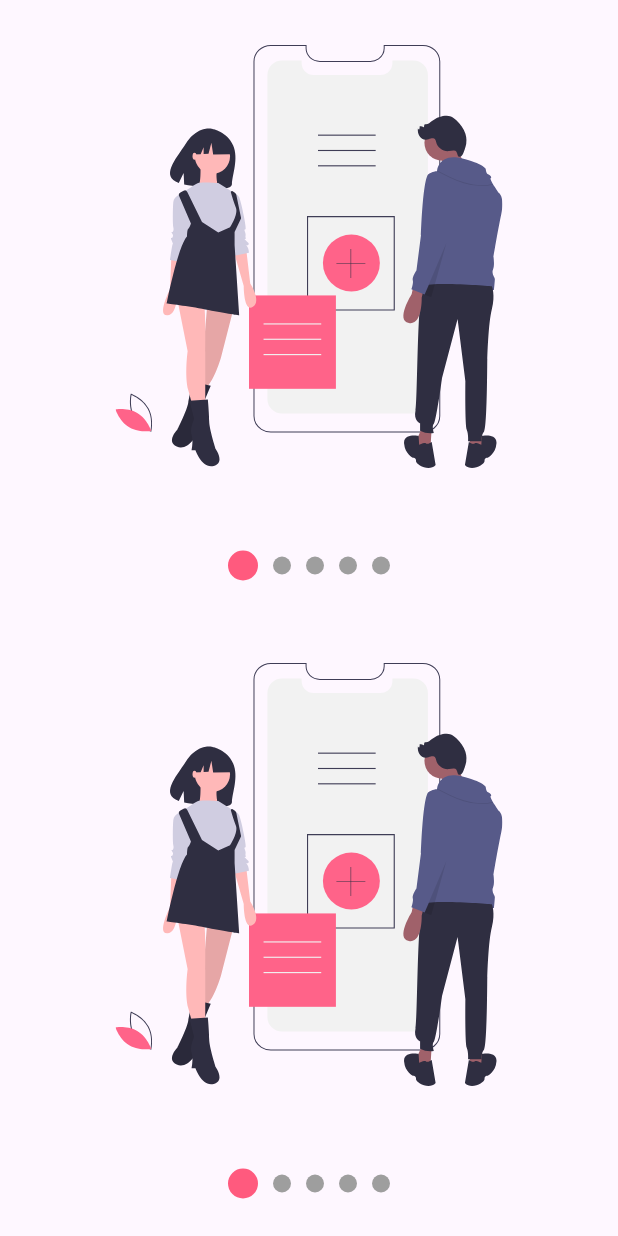
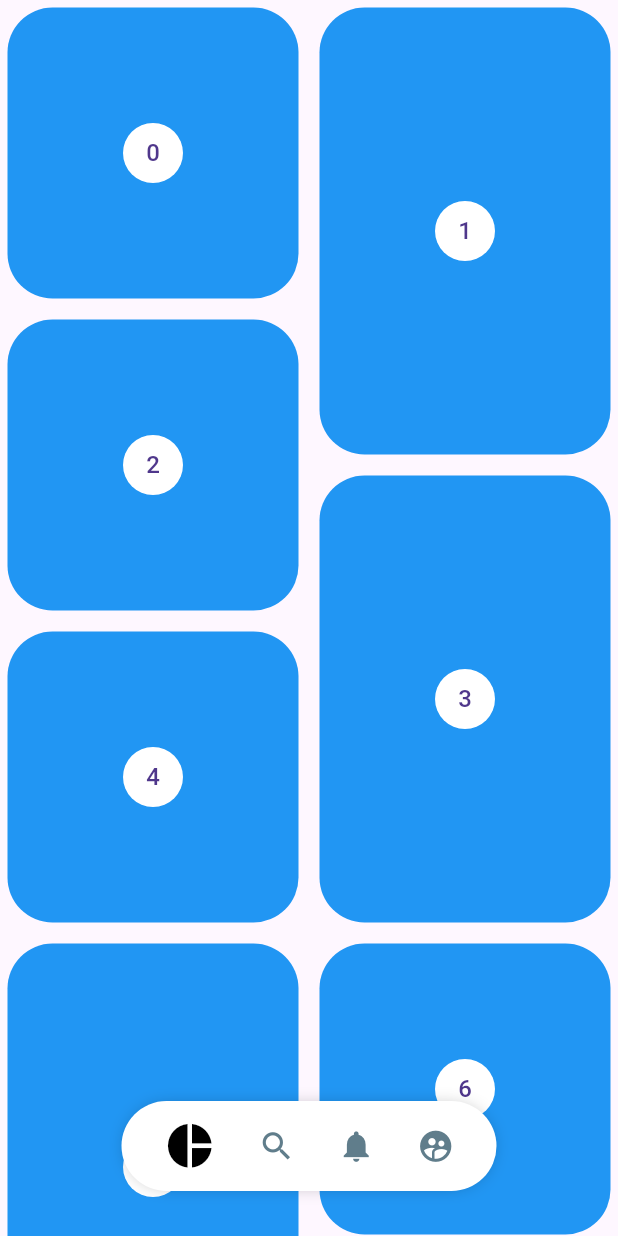
Before and after one commit to JoseManuelMunozManzano/flutter-animaciones, a Flutter app: the screen it shows after launch, on a phone screen of 412 x 824 dp. Run offline on Flutter 3.47's test engine with Material 3 defaults, Android fonts, the phone set to English and light mode, and no system bars; our stand-ins replace flutter_svg.

Commit message:
Pinterest Layout y menú

```diff
--- a/lib/main.dart
+++ b/lib/main.dart
@@ -1,10 +1,11 @@
+import 'package:design_app/src/pages/pinterest_page.dart';
 import 'package:flutter/material.dart';
 
 // import 'package:design_app/src/pages/headers_page.dart';
 // import 'package:design_app/src/pages/animaciones_page.dart';
 // import 'package:design_app/src/retos/cuadrado_animado_page.dart';
 // import 'package:design_app/src/pages/graficas_circulares_page.dart';
-import 'package:design_app/src/pages/slideshow_page.dart';
+// import 'package:design_app/src/pages/slideshow_page.dart';
 
 void main() {
   runApp(const MainApp());
@@ -22,7 +23,8 @@
       // home: AnimacionesPage()
       // home: CuadradoAnimadoPage()
       // home: GraficasCircularesPage()
-      home: SlideshowPage()
+      // home: SlideshowPage()
+      home: PinterestPage()
     );
   }
 }
--- /dev/null
+++ b/lib/src/pages/pinterest_page.dart
@@ -0,0 +1,152 @@
+import 'package:flutter/material.dart';
+
+import 'package:provider/provider.dart';
+import 'package:flutter_staggered_grid_view/flutter_staggered_grid_view.dart';
+
+import 'package:design_app/src/widgets/pinterest_menu.dart';
+
+class PinterestPage extends StatelessWidget {
+  const PinterestPage({super.key});
+
+   @override
+    Widget build(BuildContext context) {
+      return ChangeNotifierProvider(
+        // A partir de aquí es donde quiero empezar a usar mi Provider.
+        create: (_) => _MenuModel(),
+        child: Scaffold(
+          // body: PinterestGrid(),
+          // body: PinterestMenu(),
+          body: Stack(
+            children: [
+              PinterestGrid(),
+              // Positioned nos permite ubicar un widget dentro de un Stack.
+              _PinterestMenuLocation(),
+            ],
+          )
+        ),
+      );
+    }
+}
+
+class _PinterestMenuLocation extends StatelessWidget {
+  @override
+  Widget build(BuildContext context) {
+
+    final widthPantalla = MediaQuery.of(context).size.width;
+    final mostrar = Provider.of<_MenuModel>(context).mostrar;
+
+    return Positioned(
+      bottom: 30,
+      child: SizedBox(
+        width: widthPantalla,
+        // Por defecto Align ya centra, pero si queremos alinear
+        // en otro sitio, usaremos la propiedad alignment.
+        child: Align(
+          child: PinterestMenu(
+            mostrar: mostrar,
+            // backgroundColor: Colors.green,
+            // activeColor: Colors.yellow,
+            // inactiveColor: Colors.red,
+            items: [
+                PinterestButton(onPressed: (){print('Icon pie_chart');}, icon: Icons.pie_chart),
+                PinterestButton(onPressed: (){print('Icon search');}, icon: Icons.search),
+                PinterestButton(onPressed: (){print('Icon notifications');}, icon: Icons.notifications),
+                PinterestButton(onPressed: (){print('Icon supervised_user_circle');}, icon: Icons.supervised_user_circle),
+              ],
+          ),
+        ),
+      )
+    );
+  }
+}
+
+class PinterestGrid extends StatefulWidget {
+
+  const PinterestGrid({super.key});
+
+  @override
+  State<PinterestGrid> createState() => _PinterestGridState();
+}
+
+class _PinterestGridState extends State<PinterestGrid> {
+  final List<int> items = List.generate(200, (i) => i);
+
+  // Para saber si hacemos scroll arriba o abajo.
+  ScrollController controller = ScrollController();
+  double scrollAnterior = 0;
+
+  @override
+  void initState() {
+    super.initState();
+    controller.addListener(() {
+      // print('ScrollListener ${controller.offset}');
+      // Esta parte controller.offset > 150 se pone para que al subir arriba del todo,
+      // al hacer el rebote, no aparezca y desaparezca el menú.
+      if (controller.offset > scrollAnterior && controller.offset > 150) {
+        Provider.of<_MenuModel>(context, listen: false).mostrar = false;
+        // print('Ocultar menú');
+      } else {
+        Provider.of<_MenuModel>(context, listen: false).mostrar = true;
+        // print('Mostrar menú');
+      }
+      scrollAnterior = controller.offset;
+    });
+  }
+
+  @override
+  void dispose() {
+    controller.dispose();
+    super.dispose();
+  }
+
+  @override
+  Widget build(BuildContext context) {
+    return StaggeredGridView.countBuilder(
+      // Indicamos el ScrollController.
+      controller: controller,
+      crossAxisCount: 4,
+      itemCount: items.length,
+      itemBuilder: (context, index) => _PinterestItem(index),
+      staggeredTileBuilder: (int index) => StaggeredTile.count(2, index.isEven ? 2 : 3),
+      mainAxisSpacing: 4.0,
+      crossAxisSpacing: 4.0,
+    );
+  }
+}
+
+class _PinterestItem extends StatelessWidget {
+
+  final int index;
+
+  const _PinterestItem(
+    this.index,
+  );
+
+  @override
+  Widget build(BuildContext context) {
+    return Container(
+      margin: EdgeInsets.all(5),
+      decoration: BoxDecoration(
+        color: Colors.blue,
+        borderRadius: BorderRadius.all(Radius.circular(30)),
+      ),
+      child: Center(
+        child: CircleAvatar(
+          backgroundColor: Colors.white,
+          child: Text('$index'),
+        ),
+      ),
+    );
+  }
+}
+
+class _MenuModel with ChangeNotifier {
+  bool _mostrar = true;
+
+  bool get mostrar => _mostrar;
+
+  set mostrar(bool valor) {
+    _mostrar = valor;
+    notifyListeners();
+  }
+}
--- /dev/null
+++ b/lib/src/widgets/pinterest_menu.dart
@@ -0,0 +1,174 @@
+// ignore_for_file: public_member_api_docs, sort_constructors_first
+import 'package:flutter/material.dart';
+import 'package:provider/provider.dart';
+
+// Esto es lo que me tienen que mandar.
+// Un icono y el callback a ejecutar cuando se pulse sobre el icono.
+class PinterestButton {
+  final GestureTapCallback onPressed;
+  final IconData icon;
+
+  PinterestButton({
+    required this.onPressed,
+    required this.icon,
+  });
+}
+
+class PinterestMenu extends StatelessWidget {
+
+  // final List<PinterestButton> items = [
+  //   PinterestButton(onPressed: (){print('Icon pie_chart');}, icon: Icons.pie_chart),
+  //   PinterestButton(onPressed: (){print('Icon search');}, icon: Icons.search),
+  //   PinterestButton(onPressed: (){print('Icon notifications');}, icon: Icons.notifications),
+  //   PinterestButton(onPressed: (){print('Icon supervised_user_circle');}, icon: Icons.supervised_user_circle),
+  // ];
+
+  final List<PinterestButton> items;
+  final bool mostrar;
+
+  final Color backgroundColor;
+  final Color activeColor;
+  final Color inactiveColor;
+
+  const PinterestMenu({
+    super.key,
+    this.mostrar = true,
+    this.backgroundColor = Colors.white,
+    this.activeColor = Colors.black,
+    this.inactiveColor = Colors.blueGrey,
+    required this.items,
+  });
+
+   @override
+    Widget build(BuildContext context) {
+      // Punto más alto que me interesa para instanciar mi provider.
+      return ChangeNotifierProvider(
+        create: (_) => _MenuModel(),
+          child: AnimatedOpacity(
+          opacity: mostrar ? 1 : 0,
+          duration: Duration(milliseconds: 250),
+          child: Builder(
+            builder: (context) {
+              Provider.of<_MenuModel>(context).backgroundColor = backgroundColor;
+              Provider.of<_MenuModel>(context).activeColor = activeColor;
+              Provider.of<_MenuModel>(context).inactiveColor = inactiveColor;
+
+              return _PinterestMenuBackground(
+                child: _MenuItems(items)
+              );
+            }
+          ),
+        ),
+      );
+    }
+}
+
+class _PinterestMenuBackground extends StatelessWidget {
+
+  final Widget child;
+
+  const _PinterestMenuBackground({required this.child});
+
+  @override
+  Widget build(BuildContext context) {
+
+    final backgroundColor = Provider.of<_MenuModel>(context).backgroundColor;
+
+    return Container(
+      width: 250,
+      height: 60,
+      decoration: BoxDecoration(
+        color: backgroundColor,
+        borderRadius: BorderRadius.all(Radius.circular(100)),
+        boxShadow: [
+          BoxShadow(
+            color: Colors.black38,
+            blurRadius: 10,
+            spreadRadius: -5,
+          )
+        ]
+      ),
+      child: child,
+    );
+  }
+}
+
+class _MenuItems extends StatelessWidget {
+  final List<PinterestButton> menuItems;
+
+  const _MenuItems(
+    this.menuItems
+  );
+
+  @override
+  Widget build(BuildContext context) {
+    return Row(
+      mainAxisAlignment: MainAxisAlignment.spaceEvenly,
+      children: List.generate(menuItems.length, (i) => _PinterestMenuButton(i, menuItems[i]))
+    );
+  }
+}
+
+class _PinterestMenuButton extends StatelessWidget {
+  final int index;
+  final PinterestButton item;
+
+  const _PinterestMenuButton(this.index, this.item);
+
+  @override
+  Widget build(BuildContext context) {
+
+    final itemSeleccionado = Provider.of<_MenuModel>(context).itemSeleccionado;
+    final activeColor = Provider.of<_MenuModel>(context).activeColor;
+    final inactiveColor = Provider.of<_MenuModel>(context).inactiveColor;
+
+    return GestureDetector(
+      onTap: () {
+        Provider.of<_MenuModel>(context, listen: false).itemSeleccionado = index;
+        item.onPressed();
+      },
+      // Por si en algunos dispositivos móviles no funciona bien el GestureDetector,
+      // porque no reconoce bien el lugar, añadimos el behavior.
+      behavior: HitTestBehavior.translucent,
+      child: Container(
+        child: Icon(
+          item.icon,
+          size: itemSeleccionado == index ? 35 : 25,
+          color: itemSeleccionado == index ? activeColor : inactiveColor,
+        ),
+      ),
+    );
+  }
+}
+
+class _MenuModel with ChangeNotifier {
+  int _itemSeleccionado = 0;
+  Color _backgroundColor = Colors.white;
+  Color _activeColor = Colors.black;
+  Color _inactiveColor = Colors.blueGrey;
+
+  int get itemSeleccionado => _itemSeleccionado;
+
+  set itemSeleccionado(int index) {
+    _itemSeleccionado = index;
+    notifyListeners();
+  }
+
+  Color get backgroundColor => _backgroundColor;
+
+  set backgroundColor(Color color) {
+    _backgroundColor = color;
+  }
+
+  Color get activeColor => _activeColor;
+
+  set activeColor(Color color) {
+    _activeColor = color;
+  }
+
+  Color get inactiveColor => _inactiveColor;
+
+  set inactiveColor(Color color) {
+    _inactiveColor = color;
+  }
+}
--- a/pubspec.yaml
+++ b/pubspec.yaml
@@ -11,6 +11,7 @@
     sdk: flutter
   flutter_svg: ^2.0.17
   provider: ^6.1.4
+  flutter_staggered_grid_view: ^0.4.1
 
 dev_dependencies:
   flutter_lints: ^5.0.0
```
Also changed, not shown: pubspec.lock, 63 other files.
